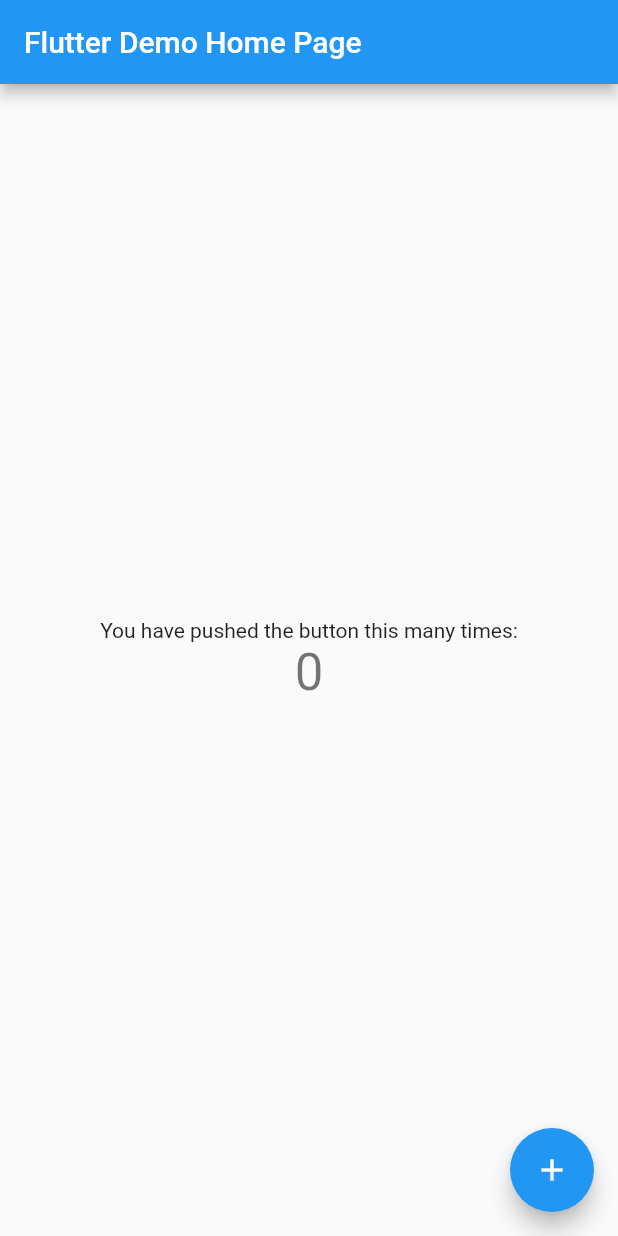
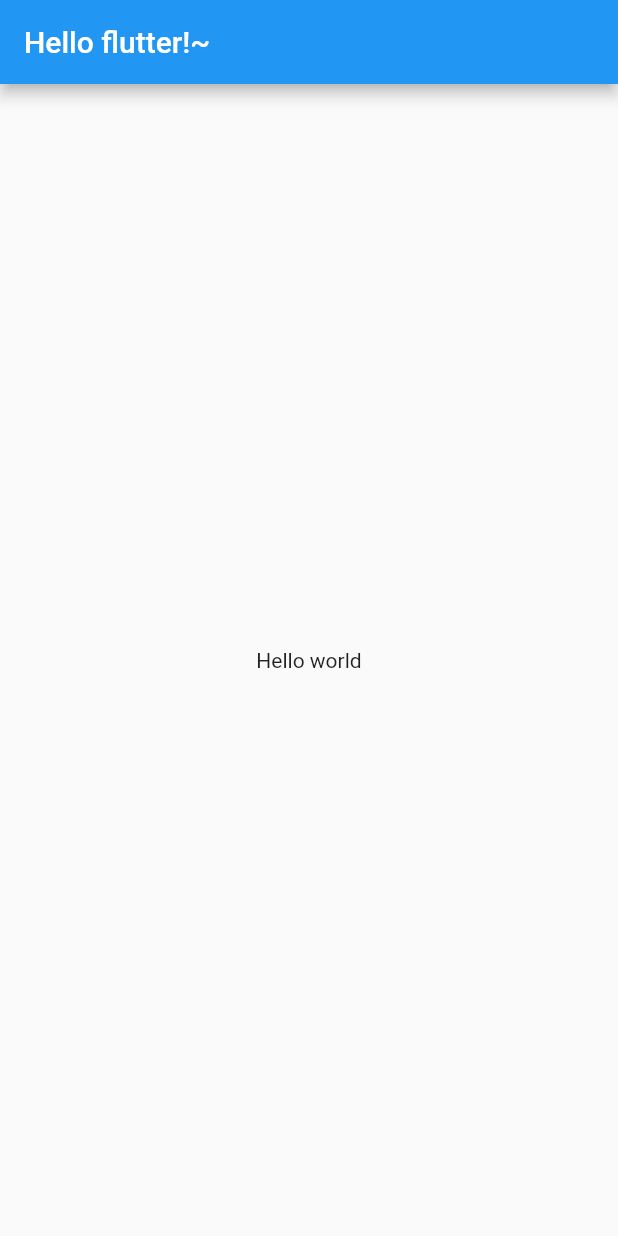
Before and after one commit to songtomtom/flutter-study, a Flutter app: the screen it shows after launch, on a phone screen of 412 x 824 dp. Run offline on Flutter 3.47's test engine with Material 2 defaults, Android fonts, the phone set to English and light mode, and no system bars.

Commit message:
스케폴드 앱바 초기 설정

```diff
--- a/lib/main.dart
+++ b/lib/main.dart
@@ -1,115 +1,19 @@
 import 'package:flutter/material.dart';
 
 void main() {
-  runApp(const MyApp());
+  runApp(App());
 }
 
-class MyApp extends StatelessWidget {
-  const MyApp({super.key});
-
-  // This widget is the root of your application.
+class App extends StatelessWidget {
   @override
   Widget build(BuildContext context) {
     return MaterialApp(
-      title: 'Flutter Demo',
-      theme: ThemeData(
-        // This is the theme of your application.
-        //
-        // Try running your application with "flutter run". You'll see the
-        // application has a blue toolbar. Then, without quitting the app, try
-        // changing the primarySwatch below to Colors.green and then invoke
-        // "hot reload" (press "r" in the console where you ran "flutter run",
-        // or simply save your changes to "hot reload" in a Flutter IDE).
-        // Notice that the counter didn't reset back to zero; the application
-        // is not restarted.
-        primarySwatch: Colors.blue,
+      home: Scaffold(
+        body: const Center(
+          child: Text('Hello world'),
+        ),
+        appBar: AppBar(title: const Text("Hello flutter!~")),
       ),
-      home: const MyHomePage(title: 'Flutter Demo Home Page'),
     );
   }
 }
-
-class MyHomePage extends StatefulWidget {
-  const MyHomePage({super.key, required this.title});
-
-  // This widget is the home page of your application. It is stateful, meaning
-  // that it has a State object (defined below) that contains fields that affect
-  // how it looks.
-
-  // This class is the configuration for the state. It holds the values (in this
-  // case the title) provided by the parent (in this case the App widget) and
-  // used by the build method of the State. Fields in a Widget subclass are
-  // always marked "final".
-
-  final String title;
-
-  @override
-  State<MyHomePage> createState() => _MyHomePageState();
-}
-
-class _MyHomePageState extends State<MyHomePage> {
-  int _counter = 0;
-
-  void _incrementCounter() {
-    setState(() {
-      // This call to setState tells the Flutter framework that something has
-      // changed in this State, which causes it to rerun the build method below
-      // so that the display can reflect the updated values. If we changed
-      // _counter without calling setState(), then the build method would not be
-      // called again, and so nothing would appear to happen.
-      _counter++;
-    });
-  }
-
-  @override
-  Widget build(BuildContext context) {
-    // This method is rerun every time setState is called, for instance as done
-    // by the _incrementCounter method above.
-    //
-    // The Flutter framework has been optimized to make rerunning build methods
-    // fast, so that you can just rebuild anything that needs updating rather
-    // than having to individually change instances of widgets.
-    return Scaffold(
-      appBar: AppBar(
-        // Here we take the value from the MyHomePage object that was created by
-        // the App.build method, and use it to set our appbar title.
-        title: Text(widget.title),
-      ),
-      body: Center(
-        // Center is a layout widget. It takes a single child and positions it
-        // in the middle of the parent.
-        child: Column(
-          // Column is also a layout widget. It takes a list of children and
-          // arranges them vertically. By default, it sizes itself to fit its
-          // children horizontally, and tries to be as tall as its parent.
-          //
-          // Invoke "debug painting" (press "p" in the console, choose the
-          // "Toggle Debug Paint" action from the Flutter Inspector in Android
-          // Studio, or the "Toggle Debug Paint" command in Visual Studio Code)
-          // to see the wireframe for each widget.
-          //
-          // Column has various properties to control how it sizes itself and
-          // how it positions its children. Here we use mainAxisAlignment to
-          // center the children vertically; the main axis here is the vertical
-          // axis because Columns are vertical (the cross axis would be
-          // horizontal).
-          mainAxisAlignment: MainAxisAlignment.center,
-          children: <Widget>[
-            const Text(
-              'You have pushed the button this many times:',
-            ),
-            Text(
-              '$_counter',
-              style: Theme.of(context).textTheme.headlineMedium,
-            ),
-          ],
-        ),
-      ),
-      floatingActionButton: FloatingActionButton(
-        onPressed: _incrementCounter,
-        tooltip: 'Increment',
-        child: const Icon(Icons.add),
-      ), // This trailing comma makes auto-formatting nicer for build methods.
-    );
-  }
-}
```
Also changed, not shown: 1 other file.
